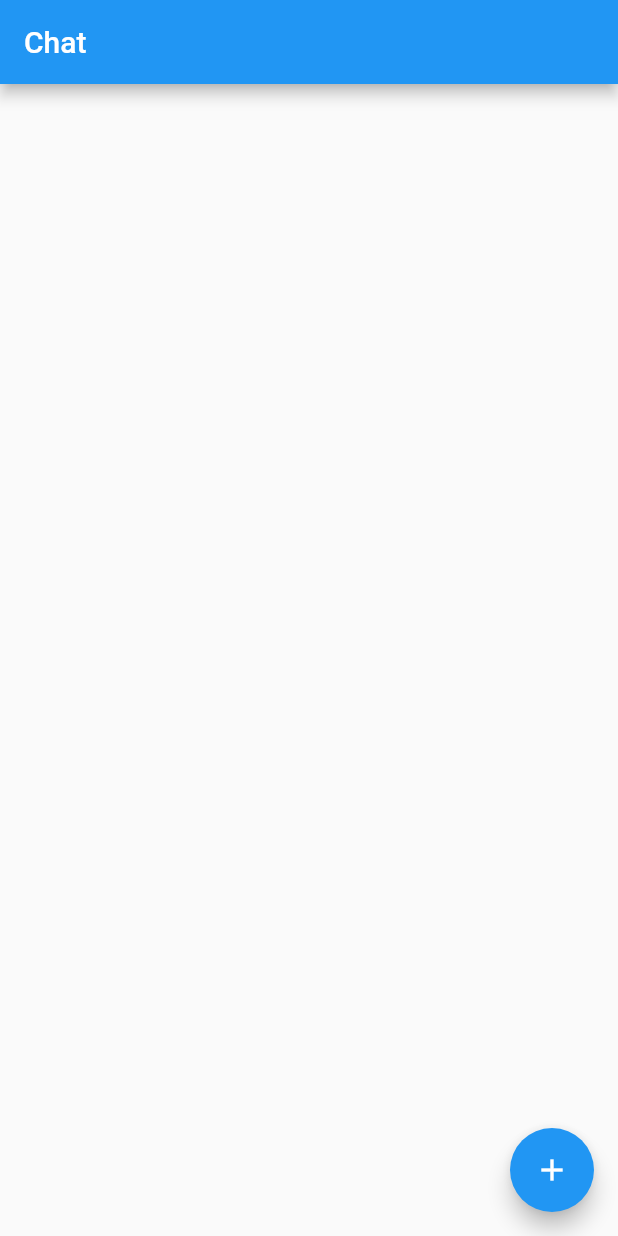
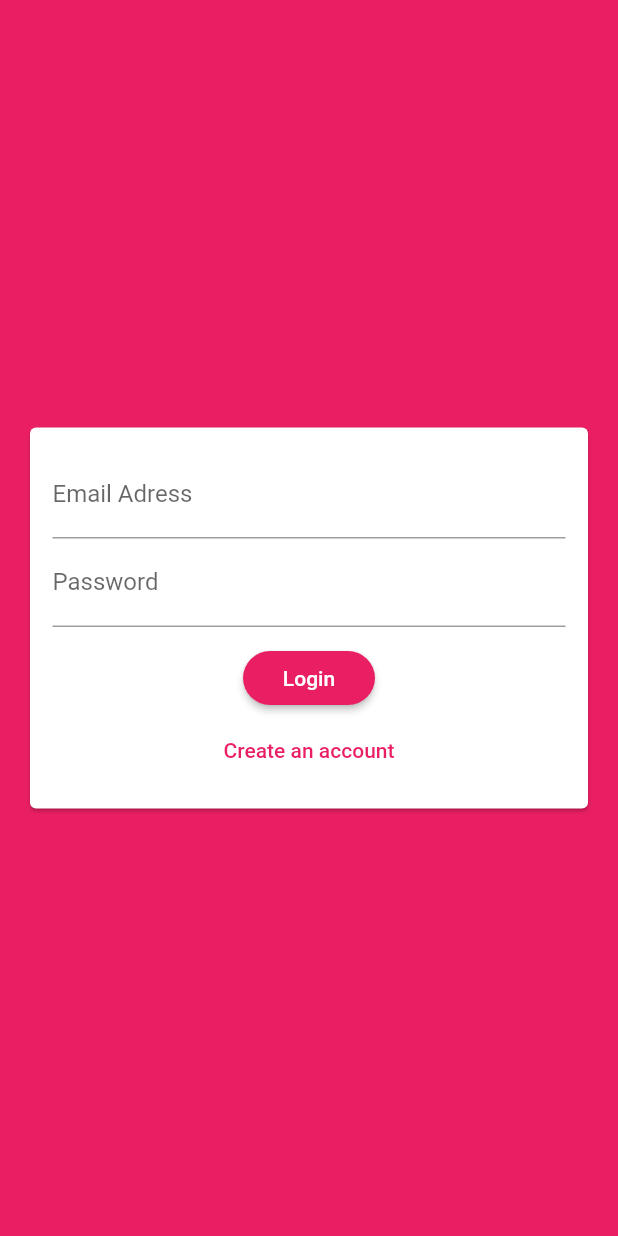
Before and after one commit to sebastianarcila98/real-chat-app, a Flutter app: the screen it shows after launch, on a phone screen of 412 x 824 dp. Run offline on Flutter 3.47's test engine with Material 2 defaults, Android fonts, the phone set to English and light mode, and no system bars; our stand-ins replace cloud_firestore, firebase_auth; accounts and stored records are empty.

Commit message:
added user login and sign up with firebase auth package

```diff
--- a/lib/main.dart
+++ b/lib/main.dart
@@ -1,5 +1,8 @@
+import 'package:firebase_auth/firebase_auth.dart';
 import 'package:flutter/material.dart';
 import 'package:real_chat_app/screens/chat_screen.dart';
+
+import 'screens/auth_screen.dart';
 
 void main() {
   runApp(MyApp());
@@ -13,10 +16,28 @@ class MyApp extends StatelessWidget {
       debugShowCheckedModeBanner: false,
       title: 'Flutter Chat',
       theme: ThemeData(
-        primarySwatch: Colors.blue,
+        primarySwatch: Colors.pink,
+        backgroundColor: Colors.pink,
+        accentColor: Colors.deepPurple,
+        accentColorBrightness: Brightness.dark,
+        buttonTheme: ButtonTheme.of(context).copyWith(
+          buttonColor: Colors.pink,
+          textTheme: ButtonTextTheme.primary,
+          shape: RoundedRectangleBorder(
+            borderRadius: BorderRadius.circular(20),
+          ),
+        ),
         visualDensity: VisualDensity.adaptivePlatformDensity,
       ),
-      home: ChatScreen(),
+      home: StreamBuilder(
+        stream: FirebaseAuth.instance.onAuthStateChanged,
+        builder: (context, snapshot) {
+          if (snapshot.hasData) {
+            return ChatScreen();
+          }
+          return AuthScreen();
+        },
+      ),
     );
   }
 }
--- a/lib/screens/auth_screen.dart
+++ b/lib/screens/auth_screen.dart
@@ -0,0 +1,71 @@
+import 'package:flutter/material.dart';
+import 'package:firebase_auth/firebase_auth.dart';
+import 'package:flutter/services.dart';
+import 'package:cloud_firestore/cloud_firestore.dart';
+
+import '../widgets/auth/auth_form.dart';
+
+class AuthScreen extends StatefulWidget {
+  const AuthScreen();
+
+  @override
+  State<AuthScreen> createState() => _AuthScreenState();
+}
+
+class _AuthScreenState extends State<AuthScreen> {
+  final _auth = FirebaseAuth.instance;
+  var _isLoading = false;
+
+  void _submitAuthForm(String email, String userName, String password,
+      bool isLogin, BuildContext ctx) async {
+    AuthResult authResult;
+    try {
+      setState(() {
+        _isLoading = true;
+      });
+      if (isLogin) {
+        authResult = await _auth.signInWithEmailAndPassword(
+          email: email,
+          password: password,
+        );
+      } else {
+        authResult = await _auth.createUserWithEmailAndPassword(
+          email: email,
+          password: password,
+        );
+
+        Firestore.instance
+            .collection('users')
+            .document(authResult.user.uid)
+            .setData({
+          'email': email,
+          'username': userName,
+        });
+      }
+    } on PlatformException catch (err) {
+      var message = 'An error occured';
+
+      if (err.message != null) {
+        message = err.message;
+      }
+
+      Scaffold.of(ctx).showSnackBar(SnackBar(content: Text(message)));
+      setState(() {
+        _isLoading = false;
+      });
+    } catch (err) {
+      print(err);
+      setState(() {
+        _isLoading = false;
+      });
+    }
+  }
+
+  @override
+  Widget build(BuildContext context) {
+    return Scaffold(
+      backgroundColor: Theme.of(context).primaryColor,
+      body: AuthForm(_submitAuthForm, _isLoading),
+    );
+  }
+}
--- /dev/null
+++ b/lib/widgets/auth/auth_form.dart
@@ -0,0 +1,98 @@
+import 'package:flutter/material.dart';
+
+class AuthForm extends StatefulWidget {
+  final Function submitForm;
+  final bool isLoading;
+
+  const AuthForm(this.submitForm, this.isLoading);
+
+  @override
+  State<AuthForm> createState() => _AuthFormState();
+}
+
+class _AuthFormState extends State<AuthForm> {
+  final _form = GlobalKey<FormState>();
+  var _isLogin = true;
+  String _userEmail;
+  String _userName;
+  String _userPassword;
+
+  void _submitForm() {
+    if (!_form.currentState.validate()) return;
+    FocusScope.of(context).unfocus();
+    _form.currentState.save();
+    widget.submitForm(
+        _userEmail.trim(), _userName, _userPassword, _isLogin, context);
+  }
+
+  @override
+  Widget build(BuildContext context) {
+    return Center(
+      child: Card(
+        margin: EdgeInsets.all(20),
+        child: Padding(
+          padding: const EdgeInsets.all(15.0),
+          child: Form(
+            key: _form,
+            child: Column(
+              mainAxisSize: MainAxisSize.min,
+              children: [
+                TextFormField(
+                  keyboardType: TextInputType.emailAddress,
+                  decoration: InputDecoration(labelText: 'Email Adress'),
+                  validator: (value) {
+                    if (value.isEmpty || !value.contains('@')) {
+                      return 'Enter a valid email';
+                    }
+                    return null;
+                  },
+                  onSaved: (newValue) => _userEmail = newValue,
+                ),
+                if (!_isLogin)
+                  TextFormField(
+                    key: UniqueKey(),
+                    decoration: InputDecoration(labelText: 'Username'),
+                    validator: (value) {
+                      if (value.isEmpty || value.length < 4) {
+                        return 'Username must be longer than 4 characters';
+                      }
+                      return null;
+                    },
+                    onSaved: (newValue) => _userName = newValue,
+                  ),
+                TextFormField(
+                  decoration: InputDecoration(labelText: 'Password'),
+                  obscureText: true,
+                  validator: (value) {
+                    if (value.isEmpty || value.length < 7) {
+                      return 'Password must be 8 characters atleast';
+                    }
+                    return null;
+                  },
+                  onSaved: (newValue) => _userPassword = newValue,
+                ),
+                SizedBox(height: 10),
+                if (widget.isLoading) CircularProgressIndicator(),
+                if (!widget.isLoading)
+                  RaisedButton(
+                    onPressed: _submitForm,
+                    child: Text(_isLogin ? 'Login' : 'Create Account'),
+                  ),
+                TextButton(
+                  onPressed: () {
+                    setState(() {
+                      _isLogin = !_isLogin;
+                    });
+                  },
+                  child: Text(_isLogin
+                      ? 'Create an account'
+                      : 'Already have an account'),
+                ),
+              ],
+            ),
+          ),
+        ),
+      ),
+    );
+  }
+}
--- a/pubspec.yaml
+++ b/pubspec.yaml
@@ -28,6 +28,7 @@ dependencies:
   # Use with the CupertinoIcons class for iOS style icons.
   cupertino_icons: ^1.0.0
   cloud_firestore: ^0.13.5
+  firebase_auth: 0.16.1
 
 dev_dependencies:
   flutter_test:
```
Also changed, not shown: lib/screens/chat_screen.dart (+37 -2 lines), pubspec.lock, 2 other files.
